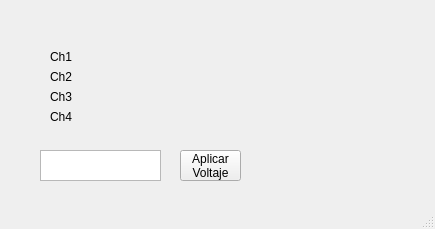
Before: the Qt Designer form provisional_gui.ui in JuanNogRa/PVE_Repo, drawn with Qt 5.
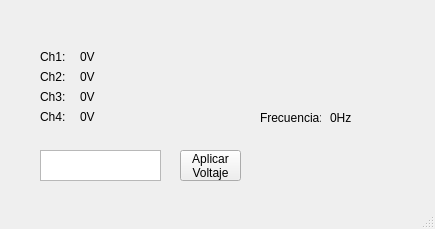
After: the same form once the commit is applied.

The edit to the form file:
```diff
--- a/provisional_gui.ui
+++ b/provisional_gui.ui
@@ -41,53 +41,131 @@
    <widget class="QLabel" name="Ch1">
     <property name="geometry">
      <rect>
-      <x>50</x>
+      <x>80</x>
       <y>50</y>
       <width>47</width>
       <height>13</height>
      </rect>
     </property>
     <property name="text">
-     <string>Ch1</string>
+     <string>0V</string>
     </property>
    </widget>
    <widget class="QLabel" name="label">
     <property name="geometry">
      <rect>
-      <x>50</x>
+      <x>80</x>
       <y>70</y>
       <width>47</width>
       <height>13</height>
      </rect>
     </property>
     <property name="text">
-     <string>Ch2</string>
+     <string>0V</string>
     </property>
    </widget>
    <widget class="QLabel" name="label_2">
     <property name="geometry">
      <rect>
-      <x>50</x>
+      <x>80</x>
       <y>90</y>
       <width>47</width>
       <height>13</height>
      </rect>
     </property>
     <property name="text">
-     <string>Ch3</string>
+     <string>0V</string>
     </property>
    </widget>
    <widget class="QLabel" name="label_3">
     <property name="geometry">
      <rect>
-      <x>50</x>
+      <x>80</x>
       <y>110</y>
       <width>47</width>
       <height>13</height>
      </rect>
     </property>
     <property name="text">
-     <string>Ch4</string>
+     <string>0V</string>
+    </property>
+   </widget>
+   <widget class="QLabel" name="Frecuency">
+    <property name="geometry">
+     <rect>
+      <x>330</x>
+      <y>110</y>
+      <width>61</width>
+      <height>16</height>
+     </rect>
+    </property>
+    <property name="text">
+     <string>0Hz</string>
+    </property>
+   </widget>
+   <widget class="QLabel" name="Ch1_2">
+    <property name="geometry">
+     <rect>
+      <x>40</x>
+      <y>50</y>
+      <width>47</width>
+      <height>13</height>
+     </rect>
+    </property>
+    <property name="text">
+     <string>Ch1:</string>
+    </property>
+   </widget>
+   <widget class="QLabel" name="Ch2_2">
+    <property name="geometry">
+     <rect>
+      <x>40</x>
+      <y>70</y>
+      <width>47</width>
+      <height>13</height>
+     </rect>
+    </property>
+    <property name="text">
+     <string>Ch2:</string>
+    </property>
+   </widget>
+   <widget class="QLabel" name="Ch3_2">
+    <property name="geometry">
+     <rect>
+      <x>40</x>
+      <y>90</y>
+      <width>47</width>
+      <height>13</height>
+     </rect>
+    </property>
+    <property name="text">
+     <string>Ch3:</string>
+    </property>
+   </widget>
+   <widget class="QLabel" name="Ch4_2">
+    <property name="geometry">
+     <rect>
+      <x>40</x>
+      <y>110</y>
+      <width>47</width>
+      <height>13</height>
+     </rect>
+    </property>
+    <property name="text">
+     <string>Ch4:</string>
+    </property>
+   </widget>
+   <widget class="QLabel" name="Frecuency_2">
+    <property name="geometry">
+     <rect>
+      <x>260</x>
+      <y>110</y>
+      <width>61</width>
+      <height>16</height>
+     </rect>
+    </property>
+    <property name="text">
+     <string>Frecuencia:</string>
     </property>
    </widget>
   </widget>
```
Left out of the diff: 6 changed lines with no effect on the pictures.
